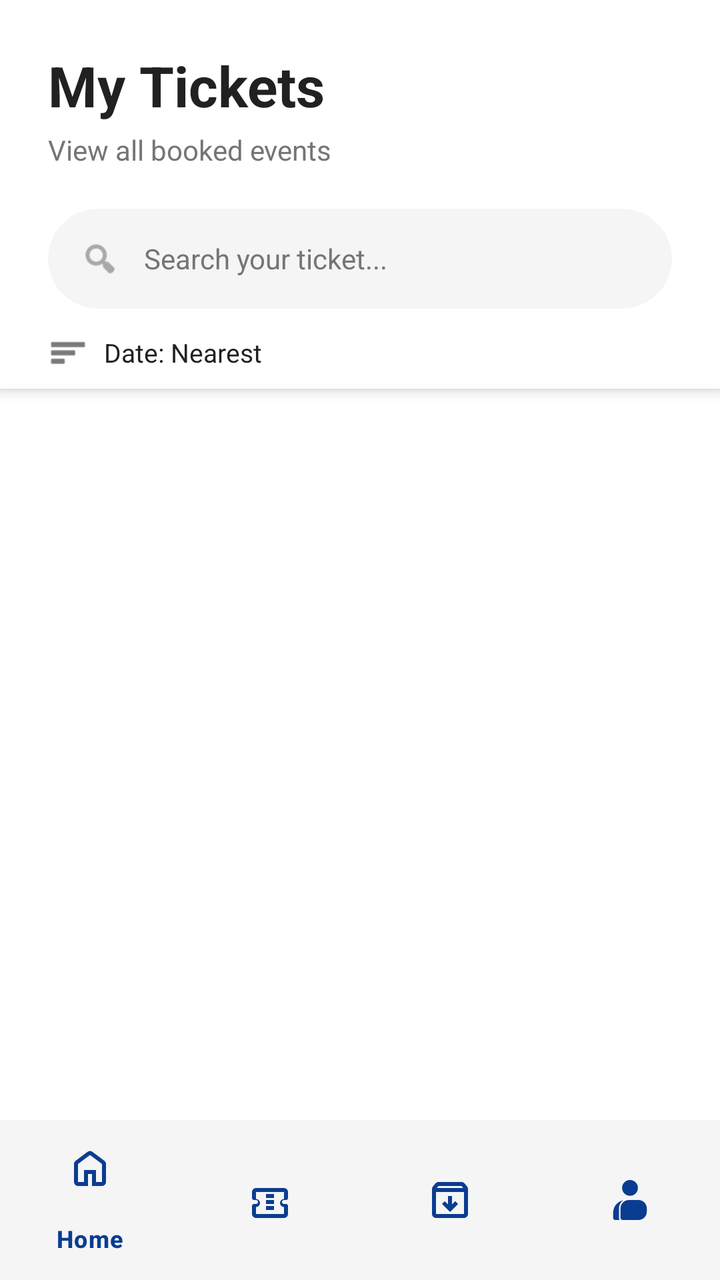
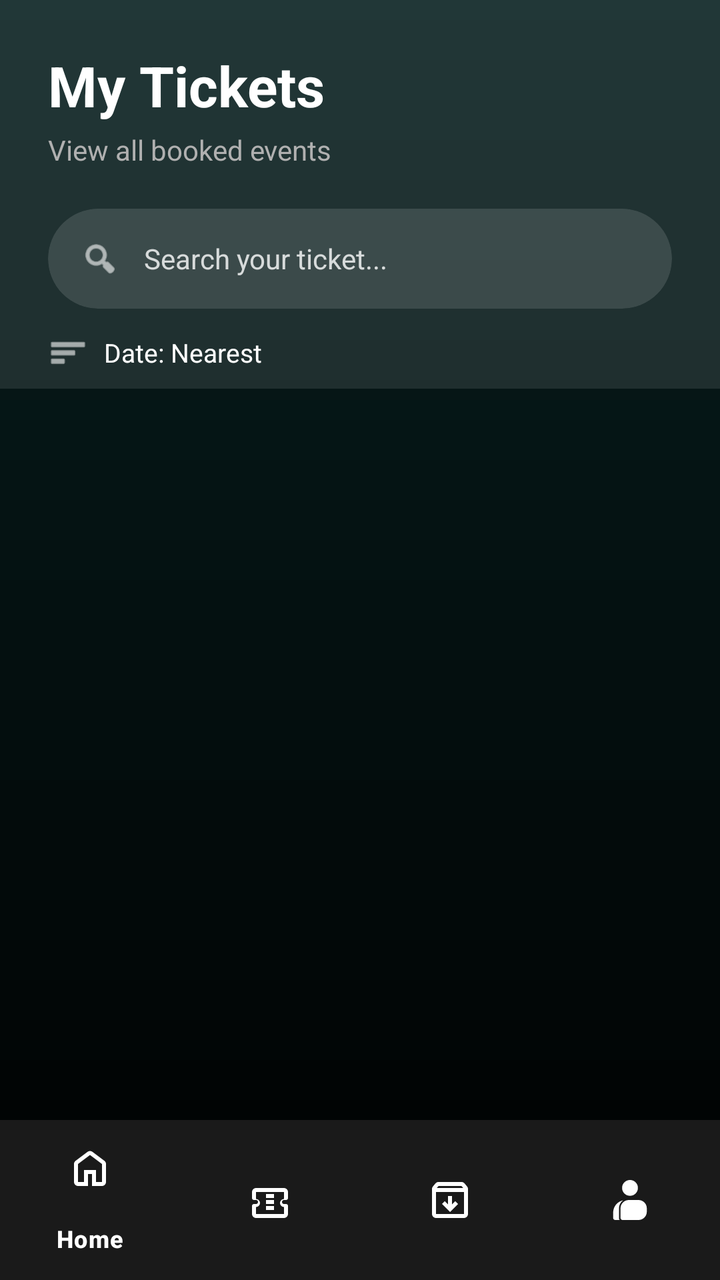

The first picture is an Android layout as it rendered before a commit; the second is the same layout after the commit. The layout source and the unified diff follow.
<!-- AndroidManifest.xml: application theme Theme.CampusConnectProject -->
<!-- res/layout/activity_manage_ticket.xml -->
<?xml version="1.0" encoding="utf-8"?>
<androidx.constraintlayout.widget.ConstraintLayout
    xmlns:android="http://schemas.android.com/apk/res/android"
    xmlns:app="http://schemas.android.com/apk/res-auto"
    xmlns:tools="http://schemas.android.com/tools"
    android:layout_width="match_parent"
    android:layout_height="match_parent"
    android:background="@color/bg_utama"
    tools:context=".ui.mahasiswa.ManageTicketActivity">

    
    <LinearLayout
        android:id="@+id/llHeader"
        android:layout_width="match_parent"
        android:layout_height="wrap_content"
        android:orientation="vertical"
        android:background="@color/bg_utama"
        android:elevation="4dp"
        app:layout_constraintTop_toTopOf="parent">

        <TextView
            android:id="@+id/tvTitle"
            android:layout_width="wrap_content"
            android:layout_height="wrap_content"
            android:text="My Tickets"
            android:textColor="@color/teks_utama"
            android:textStyle="bold"
            android:textSize="28sp"
            android:layout_marginStart="24dp"
            android:layout_marginTop="24dp" />

        <TextView
            android:id="@+id/tvSubtitle"
            android:layout_width="wrap_content"
            android:layout_height="wrap_content"
            android:text="View all booked events"
            android:textColor="@color/teks_sekunder"
            android:textSize="14sp"
            android:layout_marginTop="4dp"
            android:layout_marginStart="24dp" />

        
        <androidx.cardview.widget.CardView
            android:id="@+id/cvSearchBar"
            android:layout_width="match_parent"
            android:layout_height="50dp"
            android:layout_marginHorizontal="24dp"
            android:layout_marginTop="20dp"
            android:layout_marginBottom="12dp"
            app:cardCornerRadius="25dp"
            app:cardBackgroundColor="@color/bg_input"
            app:cardElevation="0dp">

            <LinearLayout
                android:layout_width="match_parent"
                android:layout_height="match_parent"
                android:gravity="center_vertical"
                android:orientation="horizontal"
                android:paddingHorizontal="16dp">

                <ImageView
                    android:layout_width="20dp"
                    android:layout_height="20dp"
                    android:src="@android:drawable/ic_menu_search"
                    app:tint="@color/teks_sekunder"/>

                <EditText
                    android:id="@+id/etSearchTicket"
                    android:layout_width="match_parent"
                    android:layout_height="match_parent"
                    android:background="@null"
                    android:hint="Search your ticket..."
                    android:textColor="@color/teks_utama"
                    android:textColorHint="@color/teks_sekunder"
                    android:textSize="14sp"
                    android:paddingStart="12dp"
                    android:maxLines="1"
                    android:inputType="text"/>
            </LinearLayout>
        </androidx.cardview.widget.CardView>

        
        <RelativeLayout
            android:layout_width="match_parent"
            android:layout_height="wrap_content"
            android:paddingHorizontal="24dp"
            android:paddingBottom="8dp">

            <LinearLayout
                android:id="@+id/btnSortTicket"
                android:layout_width="wrap_content"
                android:layout_height="wrap_content"
                android:gravity="center_vertical"
                android:orientation="horizontal">

                <ImageView
                    android:id="@+id/ivSortIcon"
                    android:layout_width="20dp"
                    android:layout_height="20dp"
                    android:src="@android:drawable/ic_menu_sort_by_size"
                    app:tint="@color/teks_utama" />

                <TextView
                    android:id="@+id/tvSortLabel"
                    android:layout_width="wrap_content"
                    android:layout_height="wrap_content"
                    android:layout_marginStart="8dp"
                    android:text="Date: Nearest"
                    android:textColor="@color/teks_utama"
                    android:textSize="13sp" />
            </LinearLayout>
        </RelativeLayout>
    </LinearLayout>

    
    <androidx.recyclerview.widget.RecyclerView
        android:id="@+id/rvTickets"
        android:layout_width="match_parent"
        android:layout_height="0dp"
        android:clipToPadding="false"
        android:paddingTop="8dp"
        android:paddingBottom="80dp"
        app:layout_constraintTop_toBottomOf="@id/llHeader"
        app:layout_constraintBottom_toBottomOf="parent" />

    
    <LinearLayout
        android:id="@+id/layoutEmpty"
        android:layout_width="wrap_content"
        android:layout_height="wrap_content"
        android:orientation="vertical"
        android:gravity="center"
        android:visibility="gone"
        app:layout_constraintTop_toBottomOf="@id/llHeader"
        app:layout_constraintBottom_toTopOf="@id/bottomNavigation"
        app:layout_constraintStart_toStartOf="parent"
        app:layout_constraintEnd_toEndOf="parent">

        <ImageView
            android:layout_width="80dp"
            android:layout_height="80dp"
            android:src="@android:drawable/ic_menu_agenda"
            app:tint="@color/warna_primer"/>

        <TextView
            android:id="@+id/tvEmptyText"
            android:layout_width="wrap_content"
            android:layout_height="wrap_content"
            android:text="No tickets yet"
            android:textColor="@color/teks_utama"
            android:textSize="18sp"
            android:textStyle="bold"
            android:layout_marginTop="12dp"/>

        <TextView
            android:layout_width="wrap_content"
            android:layout_height="wrap_content"
            android:text="Try another search or browse events"
            android:textColor="@color/teks_sekunder"
            android:textSize="14sp"
            android:layout_marginTop="4dp"/>
    </LinearLayout>

    
    <com.google.android.material.bottomnavigation.BottomNavigationView
        android:id="@+id/bottomNavigation"
        android:layout_width="match_parent"
        android:layout_height="wrap_content"
        android:background="@color/bg_input"
        app:itemIconTint="@color/warna_primer"
        app:itemTextColor="@color/warna_primer"
        app:menu="@menu/bottom_nav_menu"
        app:layout_constraintBottom_toBottomOf="parent" />

</androidx.constraintlayout.widget.ConstraintLayout>
<!-- resources referenced by this layout -->
<resources>
  <color name="bg_input">#F5F5F5</color>
  <color name="bg_utama">#FFFFFF</color>
  <color name="teks_sekunder">#757575</color>
  <color name="teks_utama">#212121</color>
  <color name="warna_primer">#0A3D91</color>
  <style name="Theme.CampusConnectProject" parent="Base.Theme.CampusConnectProject" />
  <style name="Base.Theme.CampusConnectProject" parent="Theme.Material3.DayNight.NoActionBar">
          <item name="android:forceDarkAllowed" tools:targetApi="q">false</item>
      </style>
</resources>

<!-- the commit's change to res/layout/activity_manage_ticket.xml (unified diff, before → after) -->
@@ -5,7 +5,7 @@
     xmlns:tools="http://schemas.android.com/tools"
     android:layout_width="match_parent"
     android:layout_height="match_parent"
-    android:background="@color/bg_utama"
+    android:background="@drawable/bg_main_gradient"
     tools:context=".ui.mahasiswa.ManageTicketActivity">
 
     
@@ -14,8 +14,7 @@
         android:layout_width="match_parent"
         android:layout_height="wrap_content"
         android:orientation="vertical"
-        android:background="@color/bg_utama"
-        android:elevation="4dp"
+        android:background="#1AFFFFFF"
         app:layout_constraintTop_toTopOf="parent">
 
         <TextView
@@ -23,7 +22,7 @@
             android:layout_width="wrap_content"
             android:layout_height="wrap_content"
             android:text="My Tickets"
-            android:textColor="@color/teks_utama"
+            android:textColor="@color/white"
             android:textStyle="bold"
             android:textSize="28sp"
             android:layout_marginStart="24dp"
@@ -34,7 +33,7 @@
             android:layout_width="wrap_content"
             android:layout_height="wrap_content"
             android:text="View all booked events"
-            android:textColor="@color/teks_sekunder"
+            android:textColor="#B0B0B0"
             android:textSize="14sp"
             android:layout_marginTop="4dp"
             android:layout_marginStart="24dp" />
@@ -48,7 +47,7 @@
             android:layout_marginTop="20dp"
             android:layout_marginBottom="12dp"
             app:cardCornerRadius="25dp"
-            app:cardBackgroundColor="@color/bg_input"
+            app:cardBackgroundColor="#20FFFFFF"
             app:cardElevation="0dp">
 
             <LinearLayout
@@ -62,7 +61,7 @@
                     android:layout_width="20dp"
                     android:layout_height="20dp"
                     android:src="@android:drawable/ic_menu_search"
-                    app:tint="@color/teks_sekunder"/>
+                    app:tint="@color/white"/>
 
                 <EditText
                     android:id="@+id/etSearchTicket"
@@ -70,8 +69,8 @@
                     android:layout_height="match_parent"
                     android:background="@null"
                     android:hint="Search your ticket..."
-                    android:textColor="@color/teks_utama"
-                    android:textColorHint="@color/teks_sekunder"
+                    android:textColor="@color/white"
+                    android:textColorHint="#CCFFFFFF"
                     android:textSize="14sp"
                     android:paddingStart="12dp"
                     android:maxLines="1"
@@ -98,7 +97,7 @@
                     android:layout_width="20dp"
                     android:layout_height="20dp"
                     android:src="@android:drawable/ic_menu_sort_by_size"
-                    app:tint="@color/teks_utama" />
+                    app:tint="@color/white" />
 
                 <TextView
                     android:id="@+id/tvSortLabel"
@@ -106,7 +105,7 @@
                     android:layout_height="wrap_content"
                     android:layout_marginStart="8dp"
                     android:text="Date: Nearest"
-                    android:textColor="@color/teks_utama"
+                    android:textColor="@color/white"
                     android:textSize="13sp" />
             </LinearLayout>
         </RelativeLayout>
@@ -147,7 +146,7 @@
             android:layout_width="wrap_content"
             android:layout_height="wrap_content"
             android:text="No tickets yet"
-            android:textColor="@color/teks_utama"
+            android:textColor="@color/white"
             android:textSize="18sp"
             android:textStyle="bold"
             android:layout_marginTop="12dp"/>
@@ -156,7 +155,7 @@
             android:layout_width="wrap_content"
             android:layout_height="wrap_content"
             android:text="Try another search or browse events"
-            android:textColor="@color/teks_sekunder"
+            android:textColor="#B0B0B0"
             android:textSize="14sp"
             android:layout_marginTop="4dp"/>
     </LinearLayout>
@@ -166,9 +165,9 @@
         android:id="@+id/bottomNavigation"
         android:layout_width="match_parent"
         android:layout_height="wrap_content"
-        android:background="@color/bg_input"
-        app:itemIconTint="@color/warna_primer"
-        app:itemTextColor="@color/warna_primer"
+        android:background="#1A1A1A"
+        app:itemIconTint="@color/white"
+        app:itemTextColor="@color/white"
         app:menu="@menu/bottom_nav_menu"
         app:layout_constraintBottom_toBottomOf="parent" />
 
<!-- resource entries referenced after the edit -->
@@ -1,12 +1,26 @@
 <!-- resources referenced by this layout -->
 <resources>
-  <color name="bg_input">#F5F5F5</color>
-  <color name="bg_utama">#FFFFFF</color>
-  <color name="teks_sekunder">#757575</color>
-  <color name="teks_utama">#212121</color>
-  <color name="warna_primer">#0A3D91</color>
+  <color name="warna_primer">#00BFA5</color>
+  <color name="white">#FFFFFFFF</color>
+  <!-- drawable bg_main_gradient (drawable) -->
+  <?xml version="1.0" encoding="utf-8"?>
+  <shape xmlns:android="http://schemas.android.com/apk/res/android"
+      android:shape="rectangle">
+      <gradient
+          android:angle="270"
+          android:endColor="@color/bg_gradient_end"
+          android:startColor="@color/bg_gradient_start"
+          android:type="linear" />
+  </shape>
   <style name="Theme.CampusConnectProject" parent="Base.Theme.CampusConnectProject" />
+  <color name="bg_gradient_end">#000000</color>
+  <color name="bg_gradient_start">#082020</color>
   <style name="Base.Theme.CampusConnectProject" parent="Theme.Material3.DayNight.NoActionBar">
+          
+          <item name="colorPrimary">@color/warna_primer</item>
+          <item name="android:statusBarColor">@color/bg_gradient_start</item>
+          <item name="android:navigationBarColor">@color/bg_gradient_end</item>
+          <item name="android:windowBackground">@drawable/bg_main_gradient</item>
           <item name="android:forceDarkAllowed" tools:targetApi="q">false</item>
       </style>
 </resources>
